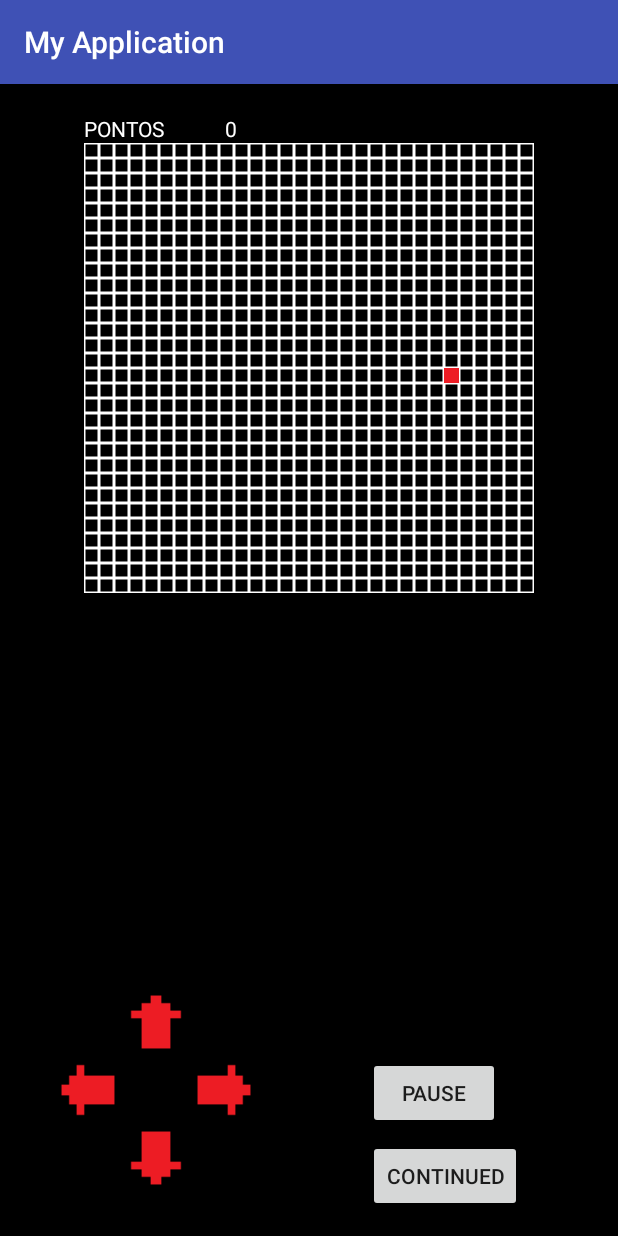
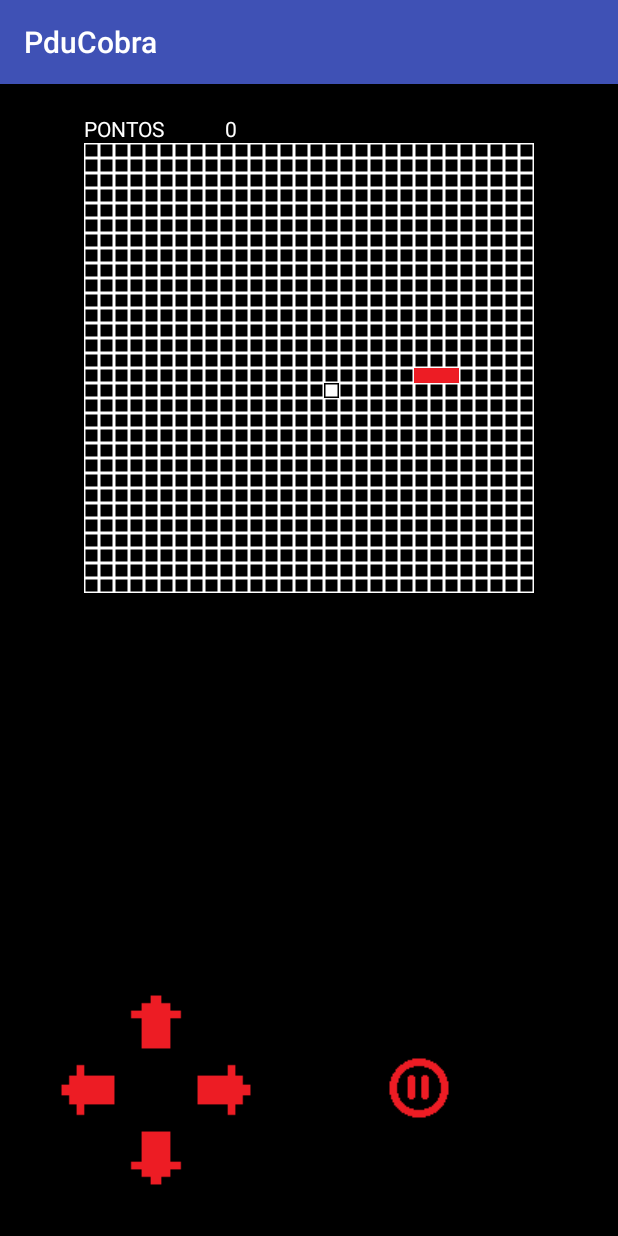
Before and after one commit to adryeljuliao/Cobrinha-Android, an Android app: the screen it shows after launch (Jogo), after a tap on "INICIAR", on a phone screen of 412 x 824 dp. Run offline under Robolectric (Android 15) with nearby library versions, the phone set to English and light mode, and no system bars.

Commit message:
atualizado 0.2

```diff
--- a/app/src/main/AndroidManifest.xml
+++ b/app/src/main/AndroidManifest.xml
@@ -17,7 +17,8 @@
             </intent-filter>
         </activity>
         <activity android:name=".Jogo" />
-        <activity android:name=".Config"></activity>
+        <activity android:name=".Config" />
+        <activity android:name=".GameOver"></activity>
     </application>
 
 </manifest>
--- a/app/src/main/java/com/juliao/adryel/myapplication/Jogo.java
+++ b/app/src/main/java/com/juliao/adryel/myapplication/Jogo.java
@@ -1,23 +1,36 @@
 package com.juliao.adryel.myapplication;
 
+import android.content.Context;
+import android.content.Intent;
 import android.content.SharedPreferences;
 import android.media.MediaPlayer;
+import android.preference.PreferenceManager;
 import android.support.v7.app.AppCompatActivity;
 import android.os.Bundle;
 import android.util.Log;
+import android.util.StringBuilderPrinter;
 import android.view.LayoutInflater;
 import android.view.View;
 import android.widget.GridLayout;
 import android.widget.ImageButton;
 import android.widget.ImageView;
+import android.widget.TextView;
 
 import java.util.ArrayList;
+import java.util.List;
+import java.util.Random;
+import java.util.StringTokenizer;
 
 public class Jogo extends AppCompatActivity {
+    Context c =this;
     private static final String PREF_SNAKE = "prefs";
+    private static final String PREFS_SAVE = "pres";
+    TextView score;
+    int result;
     MediaPlayer mp;//musica do app
     int n;//tamanho do tabuleiro
     int dificult;//nivel de dificuldade
+    boolean s;
     GridLayout grid;//tabuleiro grid para inflar
     ImageView[][] table;//tabuleiro auxiliar
     ArrayList<int []> snake = new ArrayList<>();//cobra, arrayList de vetor
@@ -25,13 +38,16 @@ public class Jogo extends AppCompatActivity {
     int[] position = new int[2];//posição
     int x;
     int y;
-//    int[] fruit = new int[2];
+    int[] fruit = new int[2];
+    int[] new_snake = new int[2];
 //    int score;
     boolean running = true;//variavel axuliar para pausar ou despausar o jogo
     ImageButton botTop;//botao para cima
     ImageButton botBot;//botao para baixo
     ImageButton botLe;//botao para esquerda
     ImageButton botRi;//botao para direita
+    ImageButton botPause;
+    ImageButton botPlay;
 //    ImageView headSnake;
 
     @Override
@@ -39,15 +55,55 @@ public class Jogo extends AppCompatActivity {
         super.onCreate(savedInstanceState);
         setContentView(R.layout.activity_jogo);
 
+        score = (TextView) findViewById(R.id.idPontos);
+        SharedPreferences settings = getSharedPreferences(PREFS_SAVE, MODE_PRIVATE );
+//        SharedPreferences shared = getSharedPreferences(PREF_SNAKE, 0);
+//        String stringSnake = shared.getString("tok", "");
+//        String[] p = stringSnake.split("-");
+//        Log.i("KKKK", ""+p.length + "   " + stringSnake);
+//        for(int i = 0; i < p.length; i++){
+//
+//          String[] po_po = p[i].split(",");
+//
+//            new_snake[0] = Integer.parseInt(po_po[0]);
+//            new_snake[1] = Integer.parseInt(po_po[1]);
+//            snake.add(new_snake);
+//
+//        }
+
+
+
+
+
+
+//        String teste = shared.getString("tamanho", "");
+//        String[] str = teste.split(",");
+//        List<String> item = new ArrayList<>();
+//        for(int i = 0; i < str.length; i++){
+//            item.add(str[i]);
+//        }
+//
+//        for(int i = 0; i < item.size(); i++){
+//            Log.i("AGORA", item.get(i));
+//        }
+
+
+        s = settings.getBoolean("salvo", false);
+        n = settings.getInt("tamanho", 0);
+        dificult = settings.getInt("dificuldade", 0);
+
         grid = (GridLayout) findViewById(R.id.idGrid);//pegando o grid pelo id
         //pegando os botoes
         botBot = (ImageButton) findViewById(R.id.idButtonBot);
         botTop = (ImageButton) findViewById(R.id.idButtonTop);
         botLe = (ImageButton) findViewById(R.id.idButtonLe);
         botRi = (ImageButton) findViewById(R.id.idButtonRi);
+        botPause = (ImageButton) findViewById(R.id.idBotPause);
+        botPlay = (ImageButton) findViewById(R.id.idBotPlay);
 
-        Bundle recuperaDados = getIntent().getExtras();//recuperando os dados do bandle da activity inicial
-        if(recuperaDados == null){//verifica se o bundle é vazio, se for inicia com um valor padrão e dificuldade padrao
+
+        //Bundle recuperaDados = getIntent().getExtras();//recuperando os dados do bandle da activity inicial
+        if(!s){//verifica se o bundle é vazio, se for inicia com um valor padrão e dificuldade padrao
 
             Log.i("ENTRA", "entrou no if");
             n = 30;
@@ -57,17 +113,18 @@ public class Jogo extends AppCompatActivity {
             table = new ImageView[n][n];
             //for para inflar um layout, ou seja, o gridLayout
             inflatGrid(n);
-
+            botPlay.setVisibility(View.INVISIBLE);
 
         }else{
 
-            Log.i("ENTRA", "entrou no ELSE");
-            n = recuperaDados.getInt("tamanho");
-            dificult = recuperaDados.getInt("dificuldade");
+//            Log.i("ENTRA", "entrou no ELSE");
+//            n = recuperaDados.getInt("tamanho");
+//            dificult = recuperaDados.getInt("dificuldade");
             grid.setColumnCount(n);
             grid.setRowCount(n);
             table = new ImageView[n][n];
             inflatGrid(n);
+            botPlay.setVisibility(View.INVISIBLE);
 
         }
         //coloca a musica para tocar
@@ -75,7 +132,8 @@ public class Jogo extends AppCompatActivity {
         mp.setLooping(true);
         mp.start();
 
-
+        snake.add(new int[] {n/2,n/2});
+        snake.add(new int[] {n/2,n/2});
 
   createSnake();
 
@@ -108,8 +166,13 @@ public class Jogo extends AppCompatActivity {
         v.setImageResource(R.drawable.square_black);
 
     }
+    public void squareWhite(ImageView v){
+
+        v.setImageResource(R.drawable.quadrado);
+
+    }
     //metodo que checa a posição da cabeça
-     private void checkposicao(int x, int y) {
+     private void checkPosition(int x, int y) {
          if(x >= n){
              snake.get(0)[0] = 0;
          }
@@ -134,24 +197,55 @@ public class Jogo extends AppCompatActivity {
         snake.get(0)[0] = x;
         snake.get(0)[1] = y;
 
-        checkposicao(x, y);
+        for (int i = 1; i < snake.size(); i++){
 
+            if(snake.get(0)[0] == snake.get(i)[0] && snake.get(0)[1] == snake.get(i)[1]){
+                Log.i("BATEB", "BATEU AQUI EM");
+                running = false;
+                Intent intent = new Intent(c, GameOver.class);
+                intent.putExtra("score", ""+result);
+                startActivity(intent);
+                finish();
+
+            }
+
+        }
+
+        checkPosition(x, y);
+
+        eating();
+
+    }
+
+    public void eating(){
+        if(x == fruit[0] && y == fruit[1]) {
+            createFruit();
+            result += 15;
+
+
+            score.setText(result+"");
+
+            snake.add(new int[] {x,y});
+            Log.i("CRESC", "CRESCEU");
+        }
     }
     //cria a cobra
     public void createSnake(){
 
-        squareRed(table[n /2][n /2]);
+        squareRed(table[n/2][n/2]);
         //cria uma orientação para direita
         orientation[0] = 0;
         orientation[1] = 1;
         //variavel para definir a posição
-        int position[] = new int[2];
+
         position[0] = n/2;
         position[1] = n/2;
         //add a posição na cobra
         snake.add(position);
         //move ela
         move(orientation);
+        //cria um rato
+        createFruit();
 
     }
     //thread para mover a cobra
@@ -175,22 +269,38 @@ public class Jogo extends AppCompatActivity {
                 handler.post(new Runnable() {
                     @Override
                     public void run() {
+
+
                         //for que percorre a cobra
                         for (int i = 0; i < snake.size(); i++) {
+
                             int [] position = snake.get(i);
-
                             //limpa a posição que a cobra passou
                             squareBlack(table[position[0]][position[1]]);
 
 
                         }
+
+                        eating();
+
+                        for (int i = snake.size()-1; i > 0; i--) {
+
+                            snake.get(i)[0] = snake.get(i-1)[0];
+                            snake.get(i)[1] = snake.get(i-1)[1];
+
+
+                        }
                         //cabeça da cobra
                         head();
+
                         for (int i = 0; i < snake.size(); i++){
                             int [] position = snake.get(i);
 
                             squareRed(table[position[0]][position[1]]);
+
                         }
+
+
 
                     }
                 });
@@ -200,6 +310,14 @@ public class Jogo extends AppCompatActivity {
 
     }
 
+    public void createFruit(){
+        fruit[0] = new Random().nextInt(n);
+        fruit[1] = new Random().nextInt(n);
+        Log.i("CRIA", "CIROU A FRUTA");
+        squareWhite(table[fruit[0]][fruit[1]]);
+
+
+    }
 
 
     public void clickLeft(View v){
@@ -236,19 +354,21 @@ public class Jogo extends AppCompatActivity {
         orientation[0] = 1;
         orientation[1] = 0;
     }
+
     public void stop(View v){
-       running = false;
+
+        running = false;
+        botPause.setVisibility(View.INVISIBLE);
+        botPlay.setVisibility(View.VISIBLE);
     }
-    public void continued(View v){
+
+    public void play(View v){
         running = true;
         move(orientation);
+        botPause.setVisibility(View.VISIBLE);
+        botPlay.setVisibility(View.INVISIBLE);
     }
-    public void click2(View v){
-        botLe.setEnabled(true);
-        botRi.setEnabled(true);
-        botBot.setEnabled(false);
-        botTop.setEnabled(false);
-    }
+
 
     @Override
     protected void onDestroy() {
@@ -259,10 +379,48 @@ public class Jogo extends AppCompatActivity {
     @Override
     protected void onStop() {
         super.onStop();
-        SharedPreferences settings = getSharedPreferences(PREF_SNAKE, MODE_PRIVATE);
+        String vazia = "";
+        for(int i = 0; i < snake.size(); i++){
+            vazia += snake.get(i)[0] + ",";
+            if(i == snake.size()-1){
+                vazia += snake.get(i)[1];
+            }else{
+                vazia += snake.get(i)[1] + "-";
+            }
+        }
+
+        SharedPreferences settings = getSharedPreferences(PREF_SNAKE, 0);
         SharedPreferences.Editor editor = settings.edit();
+        editor.putString("tok", vazia);
+
+        Log.i("STRINGA", "" + vazia);
+
+
+//        StringBuilder stringBuilder = new StringBuilder();
+//        for(Integer[] i: snake){
+//            stringBuilder.append(i);
+//            stringBuilder.append(",");
+//        }
+//
+//
+
+//        editor.putString("tamanho", stringBuilder.toString());
+
+
+
+//        editor.putInt("tam_array", snake.size());
+//        for(int i = 0; i < snake.size(); i++){
+//            editor.remove("tam_" + i);
+//            editor.putInt("tam_" + i, snake.get(i)[i]);
+//        }
+        editor.commit();
+
+
+
         mp.stop();
 
         //editor.putInt("", table[position[0]][position[1]]);
     }
+
+
 }
--- a/app/src/main/java/com/juliao/adryel/myapplication/MainActivity.java
+++ b/app/src/main/java/com/juliao/adryel/myapplication/MainActivity.java
@@ -4,6 +4,7 @@ import android.content.Intent;
 import android.content.SharedPreferences;
 import android.support.v7.app.AppCompatActivity;
 import android.os.Bundle;
+import android.util.Log;
 import android.view.View;
 import android.widget.Button;
 import android.widget.GridLayout;
@@ -11,13 +12,23 @@ import android.widget.GridLayout;
 public class MainActivity extends AppCompatActivity {
 
     Button botContinue;
-
-    private static final String PREFS_NAME = "pres" ;
+    int n;
+    int d;
+    boolean s;
+    private static final String PREFS_SAVE = "pres" ;
 
     @Override
     protected void onCreate(Bundle savedInstanceState) {
         super.onCreate(savedInstanceState);
         setContentView(R.layout.activity_main);
+        SharedPreferences settings = getSharedPreferences(PREFS_SAVE, MODE_PRIVATE );
+
+        s = settings.getBoolean("salvo", false);
+        n = settings.getInt("tamanho", 0);
+        d = settings.getInt("dificuldade", 0);
+
+        Log.i("CRIAA", ""+ s);
+        Log.i("CRIAA", ""+ d);
         botContinue = (Button) findViewById(R.id.idContinua);
         botContinue.setVisibility(View.GONE);
 
@@ -26,21 +37,28 @@ public class MainActivity extends AppCompatActivity {
 
     public void iniciar(View v){
         Intent i = new Intent(this, Jogo.class);
-        Bundle recuperaDados = getIntent().getExtras();
-        if(recuperaDados == null){
+//        Bundle b = new Bundle();
+//        if(s){
             startActivity(i);
-        }else{
-            int n = recuperaDados.getInt("n");
-            int d = recuperaDados.getInt("dif");
-            i.putExtra("tamanho", n);
-            i.putExtra("dificuldade",d);
-            startActivity(i);
-        }
+//        }else{
+
+//            b.putInt("tamanho", n);
+//            b.putInt("dificuldade", d);
+//            i.putExtras(b);
+//            startActivity(i);
+//        }
 
 
 
 
 
+    }
+    public void exit(View v){
+        finish();
+    }
+    public void continuar(){
+        Intent i = new Intent(this, Jogo.class);
+        startActivity(i);
     }
     public void config(View v){
         Intent intent = new Intent(getApplication(), Config.class);
--- a/app/src/main/res/layout/activity_jogo.xml
+++ b/app/src/main/res/layout/activity_jogo.xml
@@ -110,27 +110,29 @@
         app:layout_constraintTop_toBottomOf="@+id/idButtonTop"
         tools:layout_constraintLeft_creator="1"
         app:layout_constraintLeft_toLeftOf="parent" />
-    <Button
+    <ImageButton
+        android:id="@+id/idBotPause"
         android:layout_width="wrap_content"
         android:layout_height="wrap_content"
-        android:text="pause"
+        android:src="@drawable/pause"
+        android:padding="0dp"
+        android:layout_marginEnd="21dp"
         android:onClick="stop"
-        tools:layout_constraintBottom_creator="1"
-        app:layout_constraintBottom_toTopOf="@+id/button"
-        tools:layout_constraintLeft_creator="1"
-        android:layout_marginBottom="7dp"
-        app:layout_constraintLeft_toLeftOf="@+id/button" />
-    <Button
+        app:layout_constraintRight_toLeftOf="@+id/idBotPlay"
+        tools:layout_constraintTop_creator="1"
+        tools:layout_constraintRight_creator="1"
+        app:layout_constraintTop_toTopOf="@+id/idBotPlay" />
+    <ImageButton
+        android:id="@+id/idBotPlay"
         android:layout_width="wrap_content"
         android:layout_height="wrap_content"
-        android:text="continued"
-        android:onClick="continued"
-        android:id="@+id/button"
+        android:src="@drawable/play"
+        android:padding="0dp"
+        android:layout_marginEnd="49dp"
+        android:onClick="play"
         tools:layout_constraintRight_creator="1"
         tools:layout_constraintBottom_creator="1"
         app:layout_constraintBottom_toBottomOf="parent"
-        android:layout_marginEnd="64dp"
         app:layout_constraintRight_toRightOf="parent"
-        android:layout_marginBottom="16dp" />
-
+        android:layout_marginBottom="78dp" />
 </android.support.constraint.ConstraintLayout>
--- a/app/src/main/res/layout/activity_main.xml
+++ b/app/src/main/res/layout/activity_main.xml
@@ -37,7 +37,7 @@
     <LinearLayout
         android:layout_width="0dp"
         android:layout_height="wrap_content"
-        android:layout_marginBottom="40dp"
+        android:layout_marginBottom="16dp"
         android:layout_marginEnd="8dp"
         android:layout_marginStart="8dp"
         android:orientation="vertical"
--- a/app/src/main/res/values/strings.xml
+++ b/app/src/main/res/values/strings.xml
@@ -1,10 +1,10 @@
 <resources>
-    <string name="app_name">My Application</string>
+    <string name="app_name">PduCobra</string>
     <string name="bot_iniciar">Iniciar</string>
     <string name="bot_config">Configurações</string>
     <string name="bot_continuar">Continuar</string>
     <string name="bot_sair">Sair</string>
-    <string name="bot_confirmar_dificuldade">Confirmar</string>
+    <string name="bot_confirmar_dificuldade">Salvar</string>
 
     <string name="Text_seleciona_dificuldade">Selecione o nível de dificuldade</string>
     <string name="Text_seleciona_tamanho">Selecione o tamanho do tabuleiro</string>
```
Also changed, not shown: app/src/main/java/com/juliao/adryel/myapplication/Config.java (+34 -6 lines), app/src/main/java/com/juliao/adryel/myapplication/GameOver.java (added, +36 -0 lines), app/src/main/res/layout/activity_config.xml (+92 -81 lines), app/src/main/res/layout/activity_game_over.xml (added, +56 -0 lines), app/src/main/res/drawable/pause.png (added), app/src/main/res/drawable/play.png (added), app/src/main/res/drawable/snake_logo.png, 1 other file.
